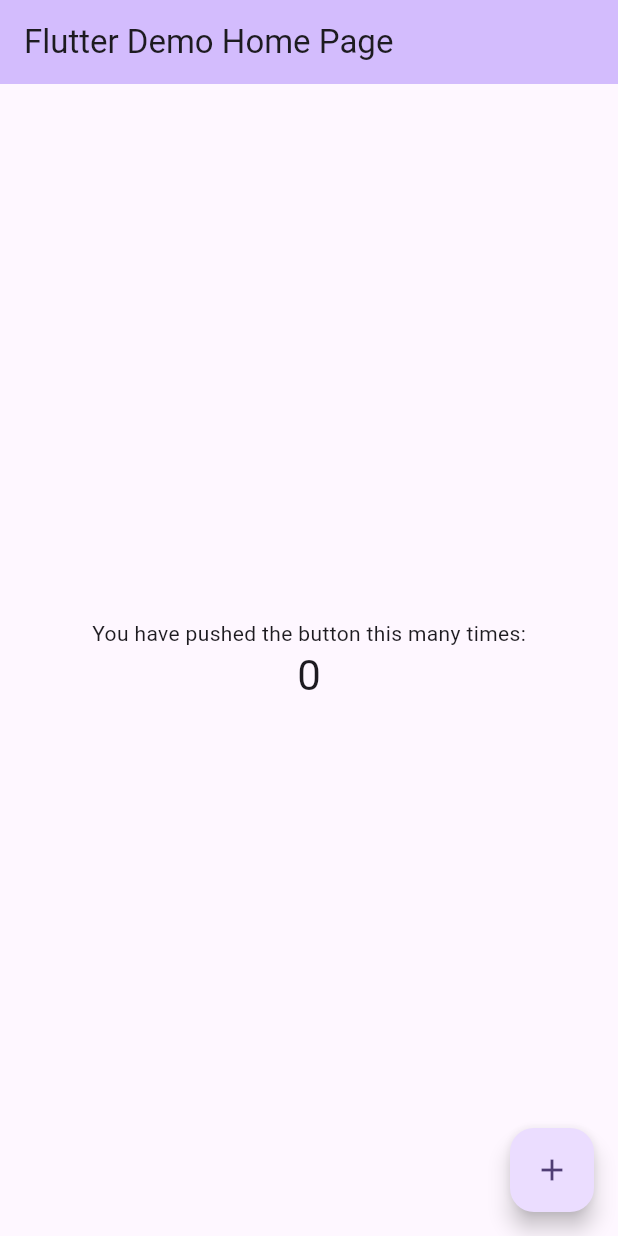
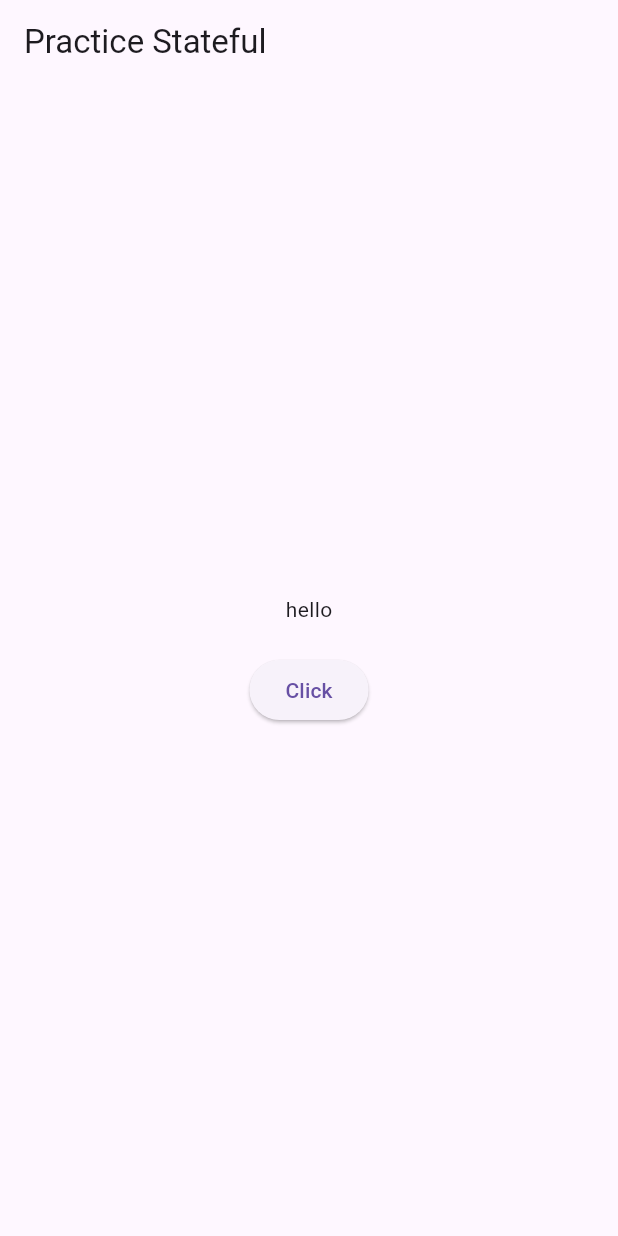
Before and after one commit to Yuslash/JourneyOfLevel-2, a Flutter app: the screen it shows after launch, on a phone screen of 412 x 824 dp. Run offline on Flutter 3.47's test engine with Material 3 defaults, Android fonts, the phone set to English and light mode, and no system bars.

Commit message:
yeah ok now practice more

```diff
--- a/StateFull practice/project/lib/main.dart
+++ b/StateFull practice/project/lib/main.dart
@@ -7,119 +7,56 @@ void main() {
 class MyApp extends StatelessWidget {
   const MyApp({super.key});
 
-  // This widget is the root of your application.
   @override
   Widget build(BuildContext context) {
-    return MaterialApp(
-      title: 'Flutter Demo',
-      theme: ThemeData(
-        // This is the theme of your application.
-        //
-        // TRY THIS: Try running your application with "flutter run". You'll see
-        // the application has a purple toolbar. Then, without quitting the app,
-        // try changing the seedColor in the colorScheme below to Colors.green
-        // and then invoke "hot reload" (save your changes or press the "hot
-        // reload" button in a Flutter-supported IDE, or press "r" if you used
-        // the command line to start the app).
-        //
-        // Notice that the counter didn't reset back to zero; the application
-        // state is not lost during the reload. To reset the state, use hot
-        // restart instead.
-        //
-        // This works for code too, not just values: Most code changes can be
-        // tested with just a hot reload.
-        colorScheme: ColorScheme.fromSeed(seedColor: Colors.deepPurple),
-        useMaterial3: true,
-      ),
-      home: const MyHomePage(title: 'Flutter Demo Home Page'),
+    return const MaterialApp(
+      debugShowCheckedModeBanner: false,
+      home: MyHomePage(),
     );
   }
 }
 
 class MyHomePage extends StatefulWidget {
-  const MyHomePage({super.key, required this.title});
 
-  // This widget is the home page of your application. It is stateful, meaning
-  // that it has a State object (defined below) that contains fields that affect
-  // how it looks.
-
-  // This class is the configuration for the state. It holds the values (in this
-  // case the title) provided by the parent (in this case the App widget) and
-  // used by the build method of the State. Fields in a Widget subclass are
-  // always marked "final".
-
-  final String title;
+  const MyHomePage({super.key});
 
   @override
-  State<MyHomePage> createState() => _MyHomePageState();
+  _HomePageState createState() => _HomePageState();
+
 }
 
-class _MyHomePageState extends State<MyHomePage> {
-  int _counter = 0;
+class _HomePageState extends State<MyHomePage> {
+  String myText = "hello";
 
-  void _incrementCounter() {
+  void changeText() {
     setState(() {
-      // This call to setState tells the Flutter framework that something has
-      // changed in this State, which causes it to rerun the build method below
-      // so that the display can reflect the updated values. If we changed
-      // _counter without calling setState(), then the build method would not be
-      // called again, and so nothing would appear to happen.
-      _counter++;
+      myText = "hello worlld";
     });
   }
 
   @override
   Widget build(BuildContext context) {
-    // This method is rerun every time setState is called, for instance as done
-    // by the _incrementCounter method above.
-    //
-    // The Flutter framework has been optimized to make rerunning build methods
-    // fast, so that you can just rebuild anything that needs updating rather
-    // than having to individually change instances of widgets.
     return Scaffold(
       appBar: AppBar(
-        // TRY THIS: Try changing the color here to a specific color (to
-        // Colors.amber, perhaps?) and trigger a hot reload to see the AppBar
-        // change color while the other colors stay the same.
-        backgroundColor: Theme.of(context).colorScheme.inversePrimary,
-        // Here we take the value from the MyHomePage object that was created by
-        // the App.build method, and use it to set our appbar title.
-        title: Text(widget.title),
+        title: const Text("Practice Stateful"),
       ),
       body: Center(
-        // Center is a layout widget. It takes a single child and positions it
-        // in the middle of the parent.
         child: Column(
-          // Column is also a layout widget. It takes a list of children and
-          // arranges them vertically. By default, it sizes itself to fit its
-          // children horizontally, and tries to be as tall as its parent.
-          //
-          // Column has various properties to control how it sizes itself and
-          // how it positions its children. Here we use mainAxisAlignment to
-          // center the children vertically; the main axis here is the vertical
-          // axis because Columns are vertical (the cross axis would be
-          // horizontal).
-          //
-          // TRY THIS: Invoke "debug painting" (choose the "Toggle Debug Paint"
-          // action in the IDE, or press "p" in the console), to see the
-          // wireframe for each widget.
-          mainAxisAlignment: MainAxisAlignment.center,
+          mainAxisSize: MainAxisSize.min,
           children: <Widget>[
-            const Text(
-              'You have pushed the button this many times:',
-            ),
-            Text(
-              '$_counter',
-              style: Theme.of(context).textTheme.headlineMedium,
-            ),
+            Text(myText),
+            const SizedBox(height: 20,),
+            ElevatedButton(
+              onPressed: (){
+                changeText();
+              },
+              child: const Text("Click"),
+            )
           ],
+
         ),
       ),
-      floatingActionButton: FloatingActionButton(
-        onPressed: _incrementCounter,
-        tooltip: 'Increment',
-        child: const Icon(Icons.add),
-      ), // This trailing comma makes auto-formatting nicer for build methods.
     );
   }
+
 }
```
